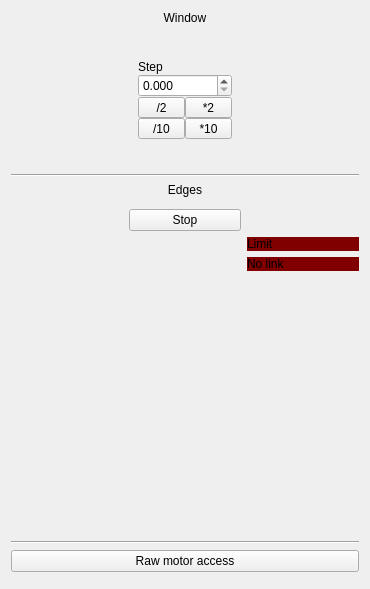
Above: share/imblSlits/slits.ui from AustralianSynchrotron/imblSlits before the change. Below: the same form after it.
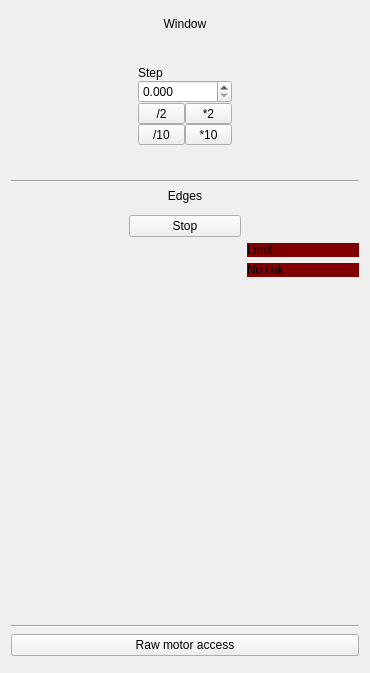
That is the form after the change. Custom widgets are drawn as their Qt base class.

What changed in the file:
```diff
--- a/share/imblSlits/slits.ui
+++ b/share/imblSlits/slits.ui
@@ -7,17 +7,17 @@
     <x>0</x>
     <y>0</y>
     <width>370</width>
-    <height>589</height>
+    <height>673</height>
    </rect>
   </property>
   <property name="windowTitle">
    <string>Form</string>
   </property>
   <layout class="QGridLayout" name="gridLayout">
-   <item row="7" column="0">
+   <item row="8" column="0">
     <widget class="Driver" name="dLF" native="true"/>
    </item>
-   <item row="2" column="1">
+   <item row="3" column="1">
     <widget class="QWidget" name="stepWidget" native="true">
      <layout class="QGridLayout" name="gridLayout_8">
       <property name="spacing">
@@ -99,13 +99,13 @@
      </layout>
     </widget>
    </item>
-   <item row="13" column="0" colspan="3">
+   <item row="14" column="0" colspan="3">
     <widget class="QMotorStack" name="stack" native="true"/>
    </item>
-   <item row="2" column="0">
+   <item row="3" column="0">
     <widget class="Driver" name="dHS" native="true"/>
    </item>
-   <item row="5" column="0" colspan="3">
+   <item row="6" column="0" colspan="3">
     <widget class="QLabel" name="label_16">
      <property name="sizePolicy">
       <sizepolicy hsizetype="Preferred" vsizetype="Fixed">
@@ -121,23 +121,23 @@
      </property>
     </widget>
    </item>
-   <item row="2" column="2">
+   <item row="3" column="2">
     <widget class="Driver" name="dHP" native="true"/>
    </item>
-   <item row="1" column="0">
+   <item row="2" column="0">
     <widget class="QLabel" name="face"/>
    </item>
-   <item row="3" column="1">
+   <item row="4" column="1">
     <widget class="Driver" name="dVS" native="true"/>
    </item>
-   <item row="4" column="0" colspan="3">
+   <item row="5" column="0" colspan="3">
     <widget class="Line" name="line_8">
      <property name="orientation">
       <enum>Qt::Horizontal</enum>
      </property>
     </widget>
    </item>
-   <item row="0" column="0" colspan="3">
+   <item row="1" column="0" colspan="3">
     <widget class="QLabel" name="label_19">
      <property name="sizePolicy">
       <sizepolicy hsizetype="Preferred" vsizetype="Fixed">
@@ -153,7 +153,7 @@
      </property>
     </widget>
    </item>
-   <item row="11" column="0" colspan="3">
+   <item row="12" column="0" colspan="3">
     <widget class="QPushButton" name="showStack">
      <property name="text">
       <string>Raw motor access</string>
@@ -163,13 +163,37 @@
      </property>
     </widget>
    </item>
-   <item row="6" column="1">
+   <item row="7" column="1">
     <widget class="Driver" name="dTP" native="true"/>
    </item>
-   <item row="7" column="2">
+   <item row="9" column="2">
+    <layout class="QVBoxLayout" name="verticalLayout_2">
+     <item>
+      <widget class="QLabel" name="limitW">
+       <property name="styleSheet">
+        <string notr="true">background-color: rgb(128, 0, 0);</string>
+       </property>
+       <property name="text">
+        <string>Limit</string>
+       </property>
+      </widget>
+     </item>
+     <item>
+      <widget class="QLabel" name="linkW">
+       <property name="styleSheet">
+        <string notr="true">background-color: rgb(128, 0, 0);</string>
+       </property>
+       <property name="text">
+        <string>No link</string>
+       </property>
+      </widget>
+     </item>
+    </layout>
+   </item>
+   <item row="8" column="2">
     <widget class="Driver" name="dRT" native="true"/>
    </item>
-   <item row="7" column="1">
+   <item row="8" column="1">
     <widget class="QPushButton" name="stop">
      <property name="sizePolicy">
       <sizepolicy hsizetype="Minimum" vsizetype="Minimum">
@@ -182,34 +206,20 @@
      </property>
     </widget>
    </item>
-   <item row="10" column="0" colspan="3">
+   <item row="11" column="0" colspan="3">
     <widget class="Line" name="lineBot">
      <property name="orientation">
       <enum>Qt::Horizontal</enum>
      </property>
     </widget>
    </item>
-   <item row="8" column="1">
+   <item row="9" column="1">
     <widget class="Driver" name="dBT" native="true"/>
    </item>
-   <item row="1" column="1">
+   <item row="2" column="1">
     <widget class="Driver" name="dVP" native="true"/>
    </item>
-   <item row="3" column="0">
-    <widget class="QLabel" name="sizeLabel">
-     <property name="text">
-      <string/>
-     </property>
-    </widget>
-   </item>
-   <item row="1" column="2">
-    <widget class="QLabel" name="positionLabel">
-     <property name="text">
-      <string/>
-     </property>
-    </widget>
-   </item>
-   <item row="9" column="0">
+   <item row="10" column="0">
     <widget class="QWidget" name="spacer" native="true">
      <layout class="QVBoxLayout" name="verticalLayout">
       <item>
@@ -228,29 +238,22 @@
      </layout>
     </widget>
    </item>
-   <item row="8" column="2">
-    <layout class="QVBoxLayout" name="verticalLayout_2">
-     <item>
-      <widget class="QLabel" name="limitW">
-       <property name="styleSheet">
-        <string notr="true">background-color: rgb(128, 0, 0);</string>
-       </property>
-       <property name="text">
-        <string>Limit</string>
-       </property>
-      </widget>
-     </item>
-     <item>
-      <widget class="QLabel" name="linkW">
-       <property name="styleSheet">
-        <string notr="true">background-color: rgb(128, 0, 0);</string>
-       </property>
-       <property name="text">
-        <string>No link</string>
-       </property>
-      </widget>
-     </item>
-    </layout>
+   <item row="4" column="0">
+    <widget class="QLabel" name="sizeLabel">
+     <property name="text">
+      <string/>
+     </property>
+    </widget>
+   </item>
+   <item row="2" column="2">
+    <widget class="QLabel" name="positionLabel">
+     <property name="text">
+      <string/>
+     </property>
+    </widget>
+   </item>
+   <item row="0" column="0" colspan="3">
+    <widget class="SlitsVis" name="visual" native="true"/>
    </item>
   </layout>
  </widget>
@@ -276,6 +279,12 @@
    <header location="global">qmotorstack.h</header>
    <container>1</container>
   </customwidget>
+  <customwidget>
+   <class>SlitsVis</class>
+   <extends>QWidget</extends>
+   <header location="global">slits.h</header>
+   <container>1</container>
+  </customwidget>
  </customwidgets>
  <resources>
   <include location="imblSlits.qrc"/>
```
